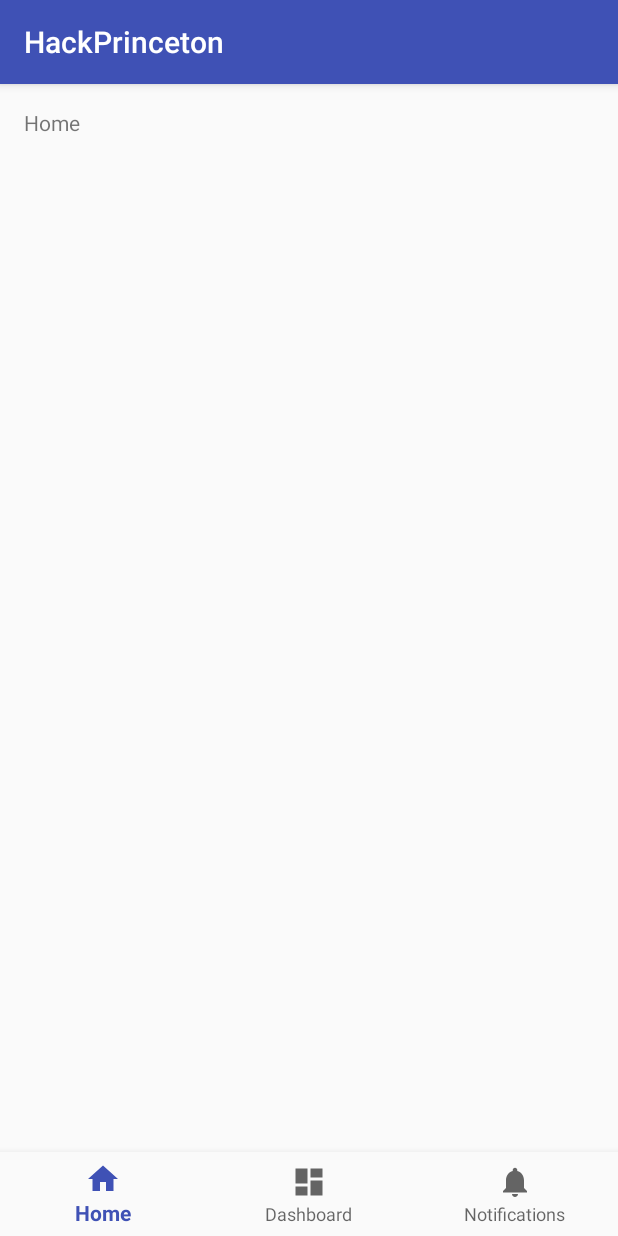
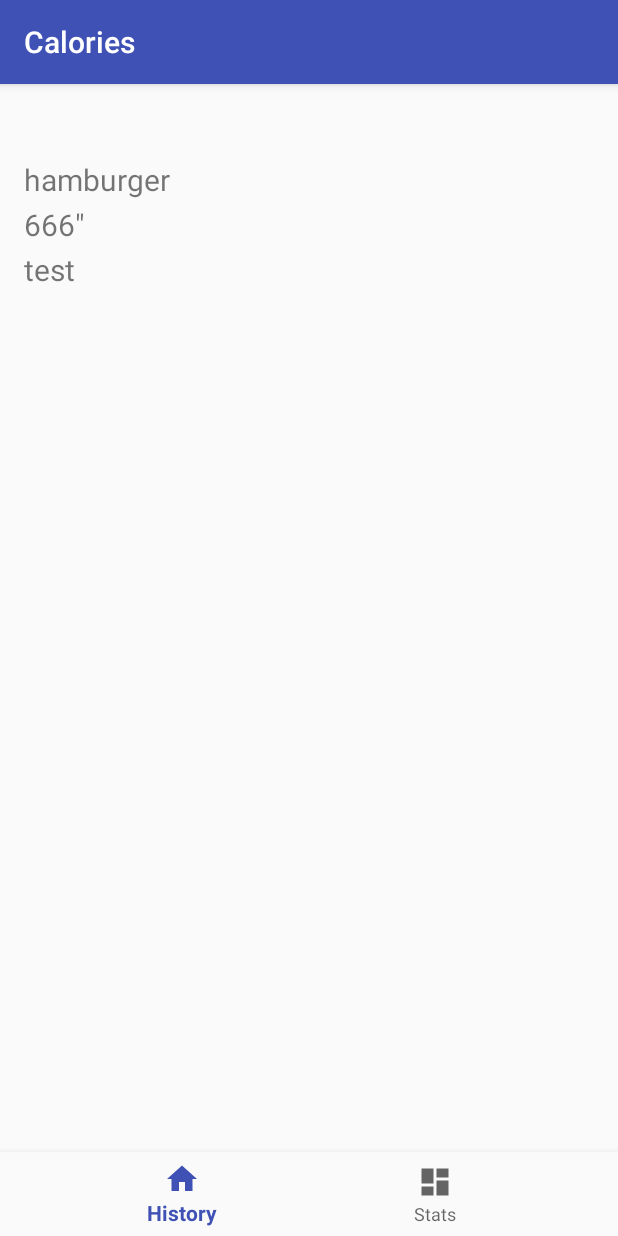
Before and after one commit to keanuk/HackPrinceton, an Android app: the screen it shows after launch (MainActivity), on a phone screen of 412 x 824 dp. Run offline under Robolectric (Android 15) with nearby library versions, the phone set to English and light mode, and no system bars.

Commit message:
Read JSON to UI

```diff
--- a/app/src/main/java/com/hackprinceton/teamwebscale/hackprinceton/MainActivity.java
+++ b/app/src/main/java/com/hackprinceton/teamwebscale/hackprinceton/MainActivity.java
@@ -6,8 +6,14 @@ import android.support.design.widget.BottomNavigationView;
 import android.support.v7.app.AppCompatActivity;
 import android.view.MenuItem;
 import android.widget.TextView;
+import org.json.JSONException;
+import org.json.JSONObject;
 
 public class MainActivity extends AppCompatActivity {
+
+    String JSON_STRING = "{\"transaction\":{\"food\":\"hamburger\",\"calories\":666\",\"date\":test}}";
+    String food, calories, date;
+    TextView myFood, myCal, myDate;
 
     private TextView mTextMessage;
 
@@ -23,9 +29,6 @@ public class MainActivity extends AppCompatActivity {
                 case R.id.navigation_dashboard:
                     mTextMessage.setText(R.string.title_dashboard);
                     return true;
-                case R.id.navigation_notifications:
-                    mTextMessage.setText(R.string.title_notifications);
-                    return true;
             }
             return false;
         }
@@ -36,6 +39,25 @@ public class MainActivity extends AppCompatActivity {
         super.onCreate(savedInstanceState);
         setContentView(R.layout.activity_main);
 
+        myFood = (TextView) findViewById(R.id.Food);
+        myCal = (TextView) findViewById(R.id.Calories);
+        myDate = (TextView) findViewById(R.id.Date);
+
+        try {
+            JSONObject obj = new JSONObject(JSON_STRING);
+            JSONObject transaction = obj.getJSONObject("transaction");
+            food = transaction.getString("food");
+            calories = transaction.getString("calories");
+            date = transaction.getString("date");
+            myFood.setText(food);
+            myCal.setText(calories);
+            myDate.setText(date);
+
+        } catch (JSONException e) {
+            e.printStackTrace();
+        }
+
+
         mTextMessage = (TextView) findViewById(R.id.message);
         BottomNavigationView navigation = (BottomNavigationView) findViewById(R.id.navigation);
         navigation.setOnNavigationItemSelectedListener(mOnNavigationItemSelectedListener);
--- a/app/src/main/res/layout/activity_main.xml
+++ b/app/src/main/res/layout/activity_main.xml
@@ -8,15 +8,41 @@
     tools:context="com.hackprinceton.teamwebscale.hackprinceton.MainActivity">
 
     <TextView
-        android:id="@+id/message"
+        android:id="@+id/Food"
         android:layout_width="wrap_content"
         android:layout_height="wrap_content"
         android:layout_marginLeft="@dimen/activity_horizontal_margin"
         android:layout_marginStart="@dimen/activity_horizontal_margin"
-        android:layout_marginTop="@dimen/activity_vertical_margin"
-        android:text="@string/title_home"
+        android:layout_marginTop="50dp"
+        android:text="@string/food"
+        android:textSize="20sp"
         app:layout_constraintLeft_toLeftOf="parent"
         app:layout_constraintTop_toTopOf="parent" />
+
+    <TextView
+        android:id="@+id/Calories"
+        android:layout_width="wrap_content"
+        android:layout_height="wrap_content"
+        android:layout_marginLeft="@dimen/activity_horizontal_margin"
+        android:layout_marginStart="@dimen/activity_horizontal_margin"
+        android:layout_marginTop="80dp"
+        android:text="@string/calories"
+        android:textSize="20sp"
+        app:layout_constraintLeft_toLeftOf="parent"
+        app:layout_constraintTop_toTopOf="parent" />
+
+    <TextView
+        android:id="@+id/Date"
+        android:layout_width="wrap_content"
+        android:layout_height="wrap_content"
+        android:layout_marginLeft="@dimen/activity_horizontal_margin"
+        android:layout_marginStart="@dimen/activity_horizontal_margin"
+        android:layout_marginTop="110dp"
+        android:text="@string/date"
+        android:textSize="20sp"
+        app:layout_constraintLeft_toLeftOf="parent"
+        app:layout_constraintTop_toTopOf="parent" />
+
 
     <android.support.design.widget.BottomNavigationView
         android:id="@+id/navigation"
--- a/app/src/main/res/menu/navigation.xml
+++ b/app/src/main/res/menu/navigation.xml
@@ -11,9 +11,4 @@
         android:icon="@drawable/ic_dashboard_black_24dp"
         android:title="@string/title_dashboard" />
 
-    <item
-        android:id="@+id/navigation_notifications"
-        android:icon="@drawable/ic_notifications_black_24dp"
-        android:title="@string/title_notifications" />
-
 </menu>
--- a/app/src/main/res/values/strings.xml
+++ b/app/src/main/res/values/strings.xml
@@ -1,6 +1,8 @@
 <resources>
-    <string name="app_name">HackPrinceton</string>
-    <string name="title_home">Home</string>
-    <string name="title_dashboard">Dashboard</string>
-    <string name="title_notifications">Notifications</string>
+    <string name="app_name">Calories</string>
+    <string name="title_home">History</string>
+    <string name="title_dashboard">Stats</string>
+    <string name="food">Food</string>
+    <string name="calories">Calories</string>
+    <string name="date">Date</string>
 </resources>
```
